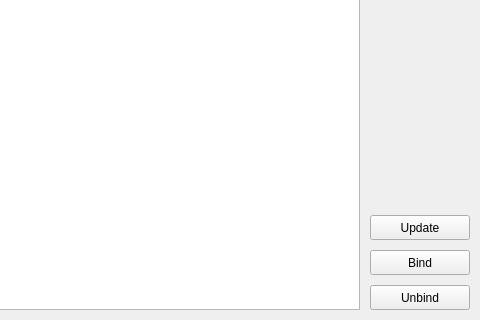
Above: UnixUsbAuthentification/mainwindow.ui from guccipanama/UnixUsbAuthentification before the change; both pictures show x 250 to 730 and y 250 to 570 of the 730 by 570 pixel window. Below: the same form after it.
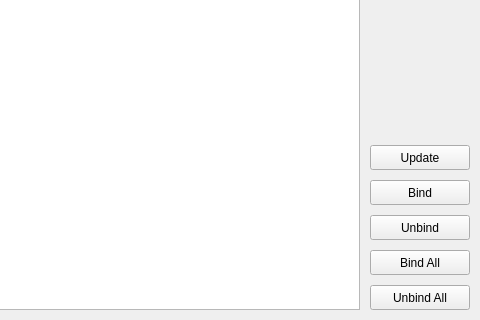
That is the form after the change.

Patch:
```diff
--- a/UnixUsbAuthentification/mainwindow.ui
+++ b/UnixUsbAuthentification/mainwindow.ui
@@ -24,7 +24,7 @@
     <property name="geometry">
      <rect>
       <x>620</x>
-      <y>500</y>
+      <y>430</y>
       <width>100</width>
       <height>25</height>
      </rect>
@@ -37,7 +37,7 @@
     <property name="geometry">
      <rect>
       <x>620</x>
-      <y>535</y>
+      <y>465</y>
       <width>100</width>
       <height>25</height>
      </rect>
@@ -60,7 +60,7 @@
     <property name="geometry">
      <rect>
       <x>620</x>
-      <y>465</y>
+      <y>395</y>
       <width>100</width>
       <height>25</height>
      </rect>
@@ -69,6 +69,32 @@
      <string>Update</string>
     </property>
    </widget>
+   <widget class="QPushButton" name="bin_all_button">
+    <property name="geometry">
+     <rect>
+      <x>620</x>
+      <y>500</y>
+      <width>100</width>
+      <height>25</height>
+     </rect>
+    </property>
+    <property name="text">
+     <string>Bind All</string>
+    </property>
+   </widget>
+   <widget class="QPushButton" name="unbind_all_button">
+    <property name="geometry">
+     <rect>
+      <x>620</x>
+      <y>535</y>
+      <width>100</width>
+      <height>25</height>
+     </rect>
+    </property>
+    <property name="text">
+     <string>Unbind All</string>
+    </property>
+   </widget>
   </widget>
  </widget>
  <resources/>
```
Left out of the diff: 2 changed lines with no effect on the pictures.
